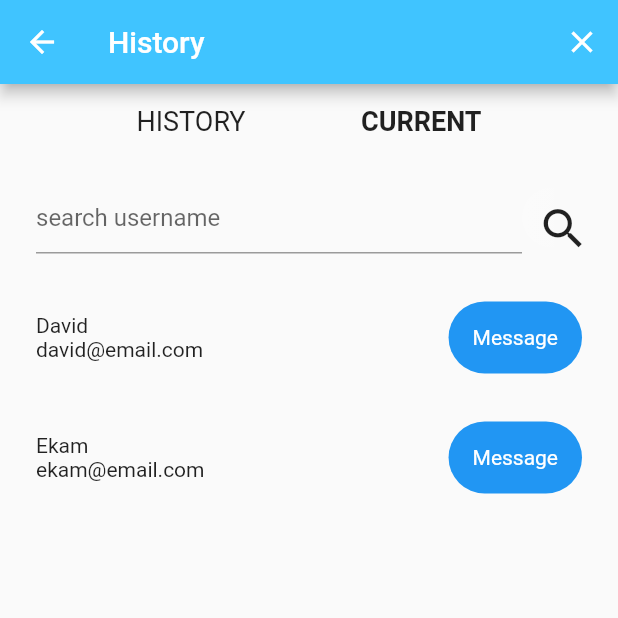
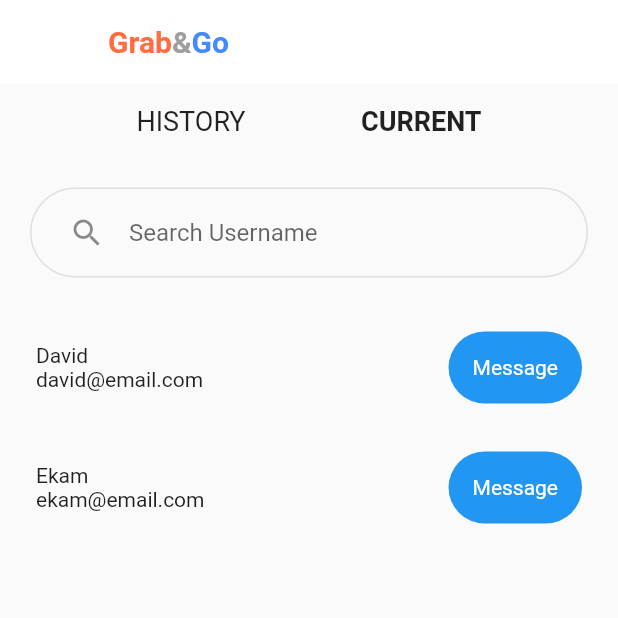
Before and after one commit to EkamSinghPandher/Grab-N-Go-Students, a Flutter app: the screen it shows once a user with an empty profile is signed in, item 3 of the bottom bar chosen, after a tap on "CURRENT", on a phone screen of 412 x 824 dp, the top half of it. Run offline on Flutter 3.47's test engine with Material 2 defaults, Android fonts, the phone set to English and light mode, and no system bars; our stand-ins replace animated_text_kit, carousel_pro, cloud_firestore, firebase_auth, font_awesome_flutter, geolocator; accounts and stored records are empty; generated files the repository leaves out were written again.

Commit message:
updated UI

```diff
--- a/StudentApp/lib/main_pages/History_Current_Screen/current_screen.dart
+++ b/StudentApp/lib/main_pages/History_Current_Screen/current_screen.dart
@@ -1,3 +1,5 @@
+import 'package:StudentApp/main_pages/appBar.dart';
+
 import 'chatTile.dart';
 import 'package:flutter/material.dart';
 
@@ -12,18 +14,7 @@ class _CurrentScreenState extends State<CurrentScreen> {
   @override
   Widget build(BuildContext context) {
     return Scaffold(
-      appBar: AppBar(
-        leading: null,
-        actions: <Widget>[
-          IconButton(
-              icon: Icon(Icons.close),
-              onPressed: () {
-                //Implement logout functionality
-              }),
-        ],
-        title: Text('History'),
-        backgroundColor: Colors.lightBlueAccent,
-      ),
+      appBar: topBar(context, null),
       body: SafeArea(
         child: Column(
           children: [
@@ -54,35 +45,17 @@ class _CurrentScreenState extends State<CurrentScreen> {
               ),
             ),
             Container(
-              padding: EdgeInsets.symmetric(horizontal: 24.0, vertical: 16.0),
-              child: Row(
-                children: [
-                  Expanded(
-                    child: TextField(
-                      controller: searchText,
-                      decoration: InputDecoration(
-                        hintText: "search username",
-                      ),
-                    ),
-                  ),
-                  Container(
-                    height: 40.0,
-                    width: 40.0,
-                    decoration: BoxDecoration(
-                        gradient: LinearGradient(
-                          colors: [
-                            const Color(0x36FFFFFF),
-                            const Color(0x0FFFFFF),
-                          ],
-                        ),
-                        borderRadius: BorderRadius.circular(40)),
-                    padding: const EdgeInsets.all(10.0),
-                    child: Icon(
-                      Icons.search,
-                      size: 35.0,
-                    ),
-                  ),
-                ],
+              margin: EdgeInsets.all(20),
+              padding: EdgeInsets.symmetric(horizontal: 25, vertical: 5),
+              decoration: BoxDecoration(
+                borderRadius: BorderRadius.circular(50),
+                border: Border.all(color: Colors.grey.shade300),
+              ),
+              child: TextField(
+                decoration: InputDecoration(
+                    border: InputBorder.none,
+                    icon: Icon(Icons.search),
+                    hintText: "Search Username"),
               ),
             ),
             ChatTile(
--- a/StudentApp/lib/main_pages/History_Current_Screen/history_screen.dart
+++ b/StudentApp/lib/main_pages/History_Current_Screen/history_screen.dart
@@ -1,3 +1,4 @@
+import '../appBar.dart';
 import 'historyTile.dart';
 import 'current_screen.dart';
 import 'package:flutter/material.dart';
@@ -11,18 +12,7 @@ class _HistoryScreenState extends State<HistoryScreen> {
   @override
   Widget build(BuildContext context) {
     return Scaffold(
-      appBar: AppBar(
-        leading: null,
-        actions: <Widget>[
-          IconButton(
-              icon: Icon(Icons.close),
-              onPressed: () {
-                //Implement logout functionality
-              }),
-        ],
-        title: Text('History'),
-        backgroundColor: Colors.lightBlueAccent,
-      ),
+      appBar: topBar(context, null),
       body: SafeArea(
         child: Column(
           children: [
--- a/StudentApp/lib/main_pages/Home_Screen/home_screen.dart
+++ b/StudentApp/lib/main_pages/Home_Screen/home_screen.dart
@@ -1,3 +1,5 @@
+import 'package:StudentApp/main_pages/appBar.dart';
+
 import 'carousell.dart';
 import 'horizontal_listView.dart';
 import 'package:flutter/material.dart';
@@ -19,19 +21,7 @@ class _HomeScreenState extends State<HomeScreen> {
   int current = 0;
   Widget build(BuildContext context) {
     return Scaffold(
-      appBar: AppBar(
-        elevation: 0.0,
-        leading: null,
-        actions: <Widget>[
-          IconButton(
-              icon: Icon(Icons.close),
-              onPressed: () {
-                //Implement logout functionality
-              }),
-        ],
-        title: Text('Home'),
-        backgroundColor: Colors.lightBlueAccent,
-      ),
+      appBar: topBar(context, null),
       body: SafeArea(
         child: Column(
           crossAxisAlignment: CrossAxisAlignment.start,
--- a/StudentApp/lib/main_pages/Home_Screen/horizontal_listView.dart
+++ b/StudentApp/lib/main_pages/Home_Screen/horizontal_listView.dart
@@ -42,7 +42,7 @@ class _HorizontalListState extends State<HorizontalList> {
         ? CircularProgressIndicator()
         : Container(
             alignment: Alignment.center,
-            height: 110.0,
+            height: 140.0,
             child: ListView(
               scrollDirection: Axis.horizontal,
               //wait for geotagging to link to locations
--- /dev/null
+++ b/StudentApp/lib/main_pages/appBar.dart
@@ -0,0 +1,36 @@
+import 'package:flutter/material.dart';
+
+AppBar topBar(BuildContext context, IconButton button) {
+  return AppBar(
+    elevation: 0.0,
+    leading: null,
+    actions: <Widget>[
+      button == null
+          ? IconButton(icon: Icon(Icons.search), onPressed: () {})
+          : button,
+    ],
+    title: RichText(
+      text: TextSpan(
+        style: Theme.of(context)
+            .textTheme
+            .title
+            .copyWith(fontWeight: FontWeight.bold),
+        children: [
+          TextSpan(
+            text: "Grab",
+            style: TextStyle(color: Colors.deepOrangeAccent),
+          ),
+          TextSpan(
+            text: "&",
+            style: TextStyle(color: Colors.grey),
+          ),
+          TextSpan(
+            text: "Go",
+            style: TextStyle(color: Colors.blueAccent),
+          ),
+        ],
+      ),
+    ),
+    backgroundColor: Colors.white,
+  );
+}
```
Also changed, not shown: StudentApp/lib/main_pages/Profile_Screen/profile_screen.dart (+2 -12 lines), StudentApp/lib/main_pages/Shops_Screen/LocationCard.dart (+22 -3 lines), StudentApp/lib/main_pages/Shops_Screen/shop_screen.dart (+11 -10 lines), StudentApp/images/chinese.png (added), 37 other files.
